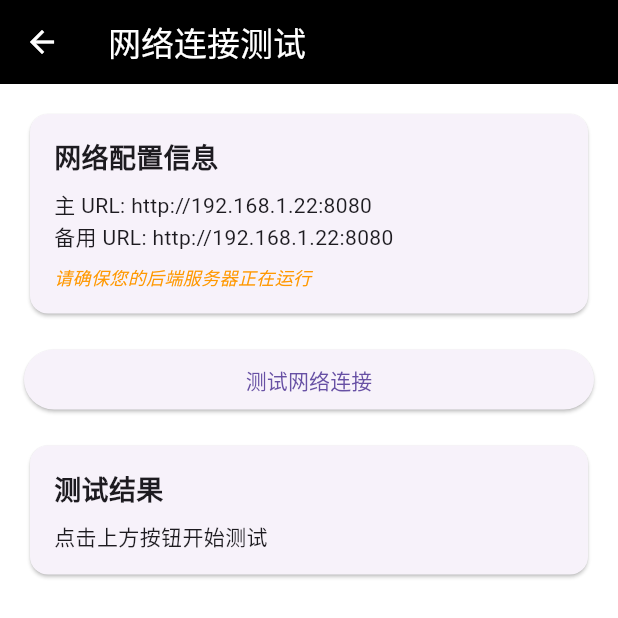
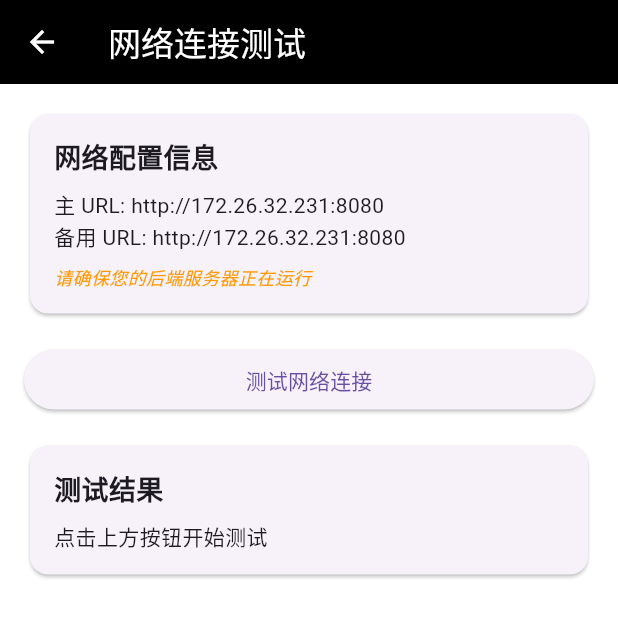
Before and after one commit to GOGOHQ/flash-shoot-app, a Flutter app: the NetworkTestScreen screen opened by its route, on a phone screen of 412 x 824 dp, the top half of it. Run offline on Flutter 3.47's test engine with Material 3 defaults, Android fonts, the light colour scheme and no system bars; our stand-ins replace camera, device_info_plus, dio, permission_handler; missing offline and left inert: flutter_baidu_mapapi_base, flutter_baidu_mapapi_map, flutter_bmflocation, photo_manager; network calls fail.

Commit message:
chore: merge ATS exception for 172.26.32.231 and update dev API baseUrl

```diff
--- a/lib/config/api_config.dart
+++ b/lib/config/api_config.dart
@@ -1,9 +1,9 @@
 class ApiConfig {
   // API 基础 URL - 使用您电脑的局域网 IP
-  static const String baseUrl = 'http://192.168.1.22:8080';
+  static const String baseUrl = 'http://172.26.32.231:8080';
 
   // 备用 URL（如果需要的话）
-  static const String backupBaseUrl = 'http://192.168.1.22:8080';
+  static const String backupBaseUrl = 'http://172.26.32.231:8080';
 
   // 超时设置
   static const Duration connectionTimeout = Duration(seconds: 30);
```
Also changed, not shown: 1 other file.
